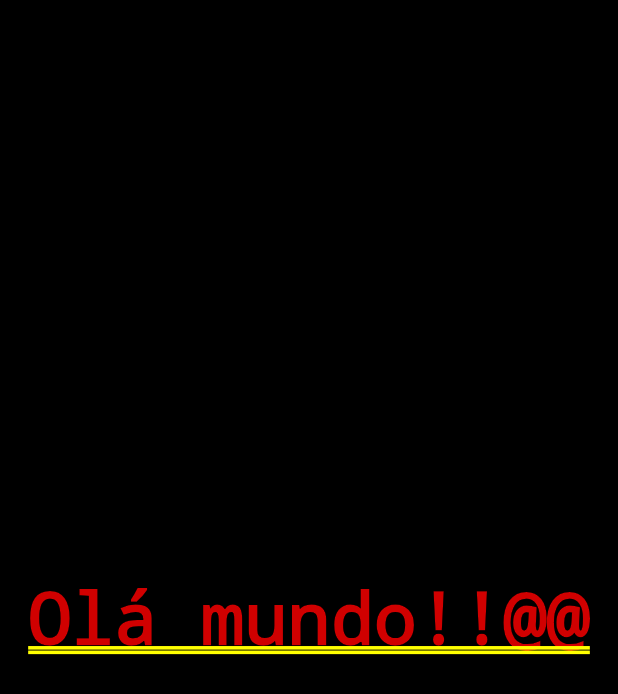
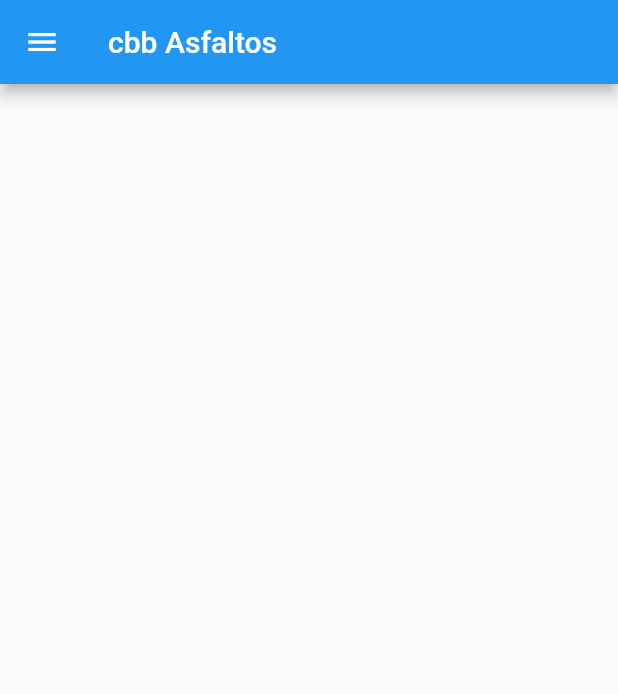
Before and after one commit to gagjunior/flutter-contador-pessoas, a Flutter app: the screen it shows after launch, on a phone screen of 412 x 824 dp. Shown: the top 694 px of the screen. Run offline on Flutter 3.47's test engine with Material 2 defaults, Android fonts, the phone set to English and light mode, and no system bars.

Commit message:
Primeiros testes com componentes Scaffold

```diff
--- a/lib/main.dart
+++ b/lib/main.dart
@@ -9,12 +9,22 @@ class MyApp extends StatelessWidget {
 
   @override
   Widget build(BuildContext context) {
-    return MaterialApp(
-      home: Container(
-        alignment: Alignment.center,
-        color: Colors.black,
-        child: Text('Olá mundo!!@@'),
-      ),
+    return const MaterialApp(
+      home: HomePage(),
     );
   }
 }
+
+class HomePage extends StatelessWidget {
+  const HomePage({Key? key}) : super(key: key);
+
+  @override
+  Widget build(BuildContext context) {
+    return Scaffold(
+      appBar: AppBar(
+        title: Text("cbb Asfaltos"),
+      ),
+      drawer: Drawer(),
+    );
+  }
+}
```
